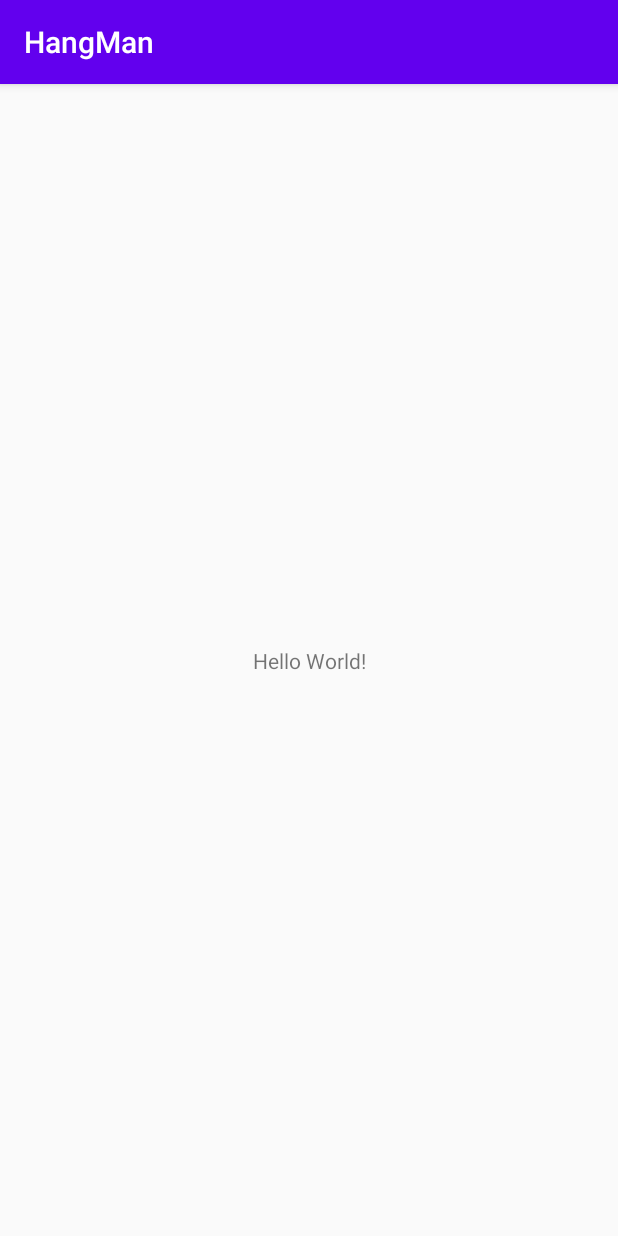
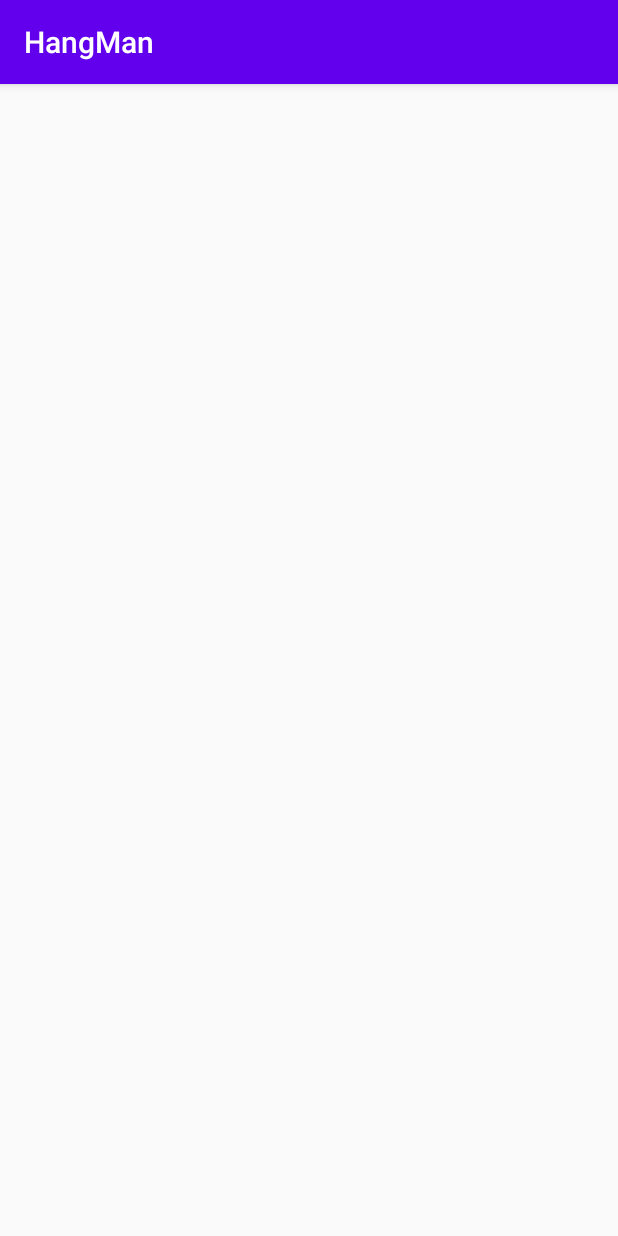
Before and after one commit to AlejoGut28/HangManGame, an Android app: the screen it shows after launch (MainActivity), on a phone screen of 412 x 824 dp. Run offline under Robolectric (Android 15) with nearby library versions, the phone set to English and light mode, and no system bars.

Commit message:
second commit

```diff
--- a/app/src/main/res/layout/activity_main.xml
+++ b/app/src/main/res/layout/activity_main.xml
@@ -1,18 +1,11 @@
 <?xml version="1.0" encoding="utf-8"?>
-<androidx.constraintlayout.widget.ConstraintLayout xmlns:android="http://schemas.android.com/apk/res/android"
+<LinearLayout xmlns:android="http://schemas.android.com/apk/res/android"
     xmlns:app="http://schemas.android.com/apk/res-auto"
     xmlns:tools="http://schemas.android.com/tools"
     android:layout_width="match_parent"
     android:layout_height="match_parent"
     tools:context=".MainActivity">
 
-    <TextView
-        android:layout_width="wrap_content"
-        android:layout_height="wrap_content"
-        android:text="Hello World!"
-        app:layout_constraintBottom_toBottomOf="parent"
-        app:layout_constraintLeft_toLeftOf="parent"
-        app:layout_constraintRight_toRightOf="parent"
-        app:layout_constraintTop_toTopOf="parent" />
 
-</androidx.constraintlayout.widget.ConstraintLayout>
+
+</LinearLayout>
```
